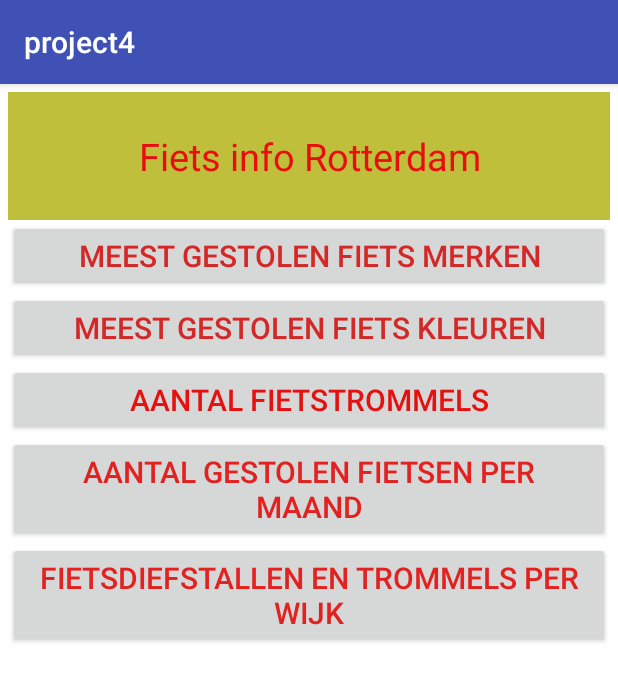
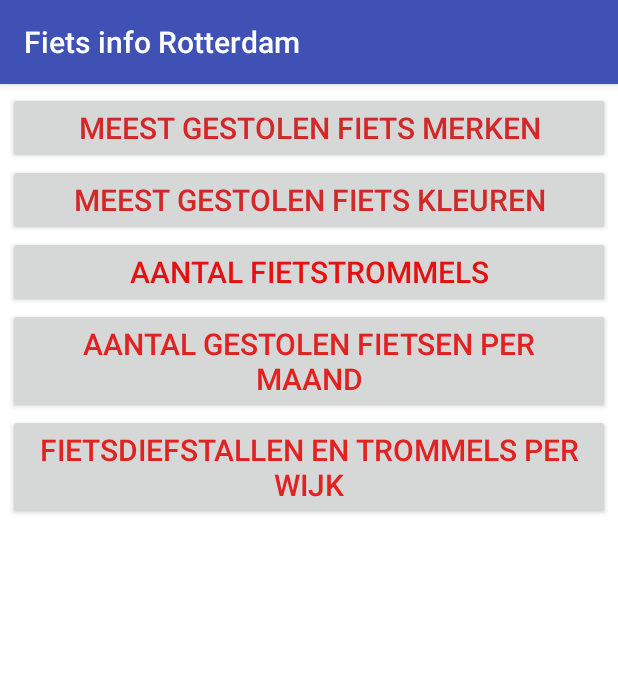
Before and after one commit to sophiestechcode/Project_4, an Android app: the screen it shows after launch (MainActivity), on a phone screen of 412 x 824 dp. Shown: the top 681 px of the screen. Run offline under Robolectric (Android 15) with nearby library versions, the phone set to English and light mode, and no system bars.

Commit message:
Classes met toegevoegde data.

```diff
--- a/app/src/main/AndroidManifest.xml
+++ b/app/src/main/AndroidManifest.xml
@@ -5,7 +5,7 @@
     <application
         android:allowBackup="true"
         android:icon="@mipmap/ic_launcher"
-        android:label="@string/app_name"
+        android:label="Fiets info Rotterdam"
         android:supportsRtl="true"
         android:theme="@style/AppTheme">
         <activity android:name=".spinnermenu">
--- a/app/src/main/java/com/example/ruben/project4/MainActivity.java
+++ b/app/src/main/java/com/example/ruben/project4/MainActivity.java
@@ -28,7 +28,7 @@ public class MainActivity extends AppCompatActivity {
         super.onCreate(savedInstanceState);
         setContentView(R.layout.activity_main);
 
-        M1 = (TextView) findViewById(R.id.M1);
+
         button1 = (Button) findViewById(R.id.button1);
         button2 = (Button) findViewById(R.id.button2);
         button3 = (Button) findViewById(R.id.button3);
--- a/app/src/main/res/layout/activity_main.xml
+++ b/app/src/main/res/layout/activity_main.xml
@@ -11,19 +11,8 @@
     android:padding="5dp"
     android:longClickable="true"
     android:clickable="true"
-    android:background="#ffffff">
-
-    <TextView
-        android:layout_width="match_parent"
-        android:layout_height="wrap_content"
-        android:text="Fiets info Rotterdam"
-        android:textColor="#e80e0e"
-        android:textSize="25sp"
-        android:textIsSelectable="true"
-        android:gravity="center"
-        android:padding="25dp"
-        android:id="@+id/M1"
-        android:background="@color/Orangelike" />
+    android:background="#ffffff"
+    android:transitionGroup="false">
 
     <Button
         android:layout_width="match_parent"
@@ -33,7 +22,6 @@
         android:textSize="20sp"
         android:textColor="#d42727"
         android:clickable="true"
-        android:layout_below="@+id/M1"
         android:layout_alignParentLeft="true"
         android:layout_alignParentStart="true" />
 
@@ -59,10 +47,11 @@
         android:clickable="true"
         android:layout_below="@+id/button2"
         android:layout_alignParentRight="true"
-        android:layout_alignParentEnd="true" />
+        android:layout_alignParentEnd="true"
+        android:singleLine="false" />
 
     <Button
-        android:layout_width="wrap_content"
+        android:layout_width="match_parent"
         android:layout_height="wrap_content"
         android:text="Fietsdiefstallen en trommels per wijk"
         android:id="@+id/button4"
@@ -70,7 +59,8 @@
         android:textSize="20dp"
         android:layout_below="@+id/button3"
         android:layout_alignParentLeft="true"
-        android:layout_alignParentStart="true" />
+        android:layout_alignParentStart="true"
+        android:singleLine="false" />
 
     <Button
         android:layout_width="match_parent"
```
